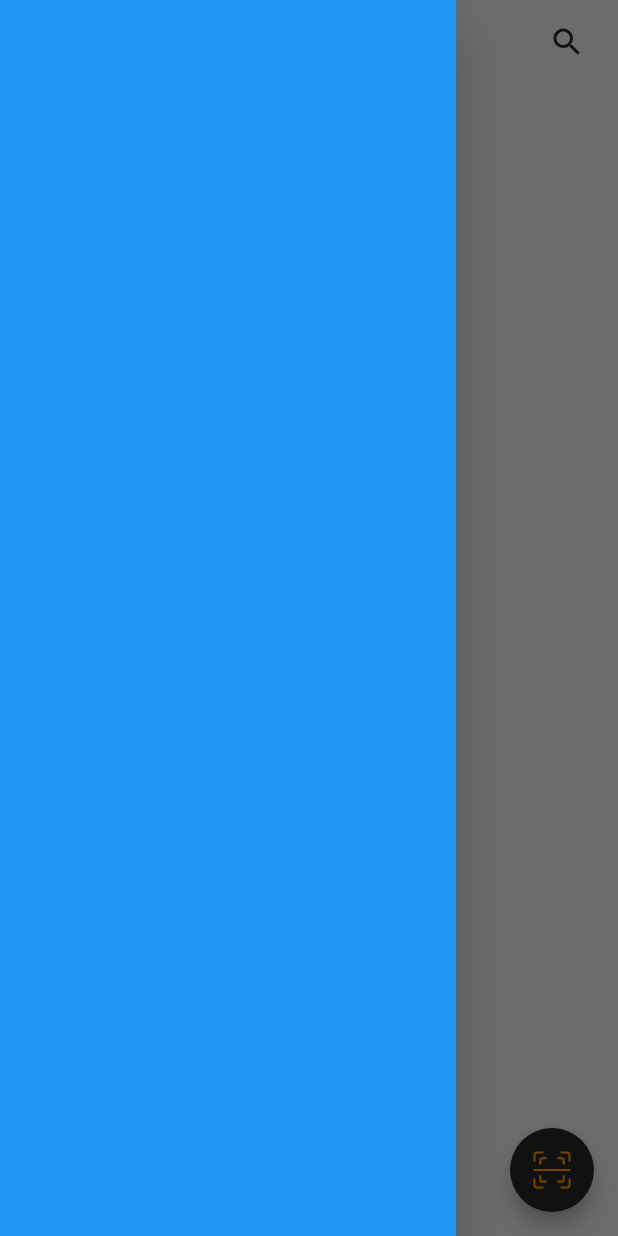
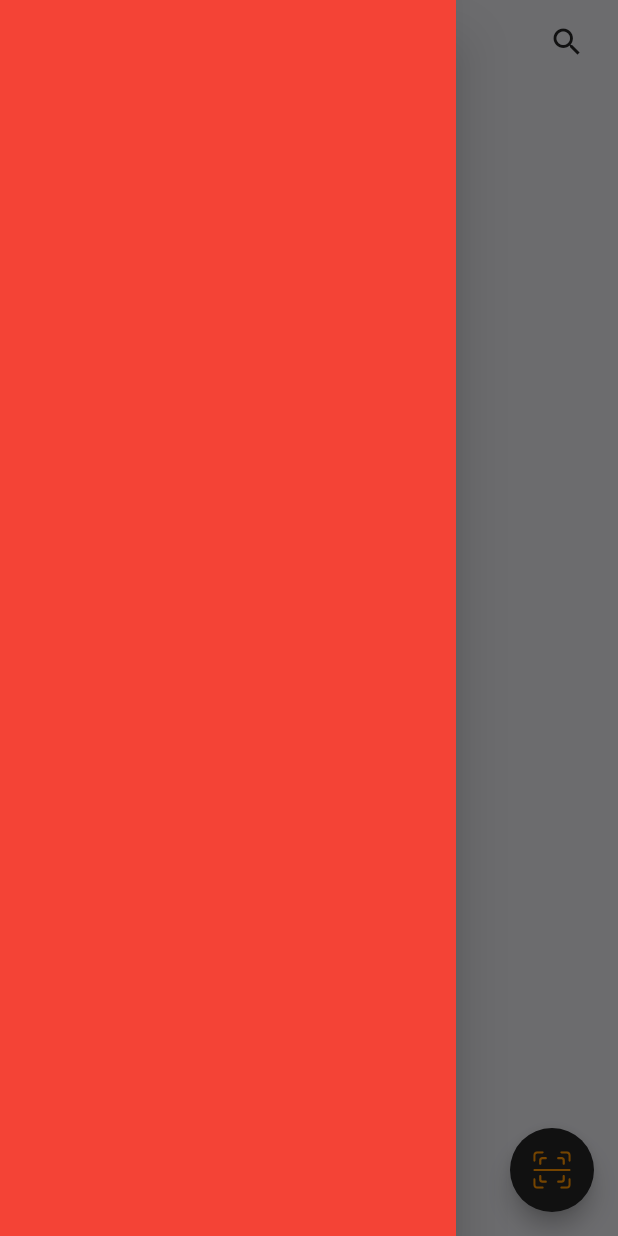
Before and after one commit to EngrTAHAR-Noureddine/scanApp, a Flutter app: the Home screen opened directly, with the side drawer open, on a phone screen of 412 x 824 dp. Run offline on Flutter 3.47's test engine with Material 2 defaults, Android fonts, the light colour scheme and no system bars; our stand-ins replace flutter_svg.

```diff
--- a/lib/views/home.dart
+++ b/lib/views/home.dart
@@ -115,7 +115,7 @@ class Home extends StatelessWidget {
               ],
             ),
             drawer: Drawer(
-              child: Container(color: Colors.blue,),
+              child: Container(color: Colors.red,),
             ),
             body: Container(
               color: ColorsOf().backGround(),
```
